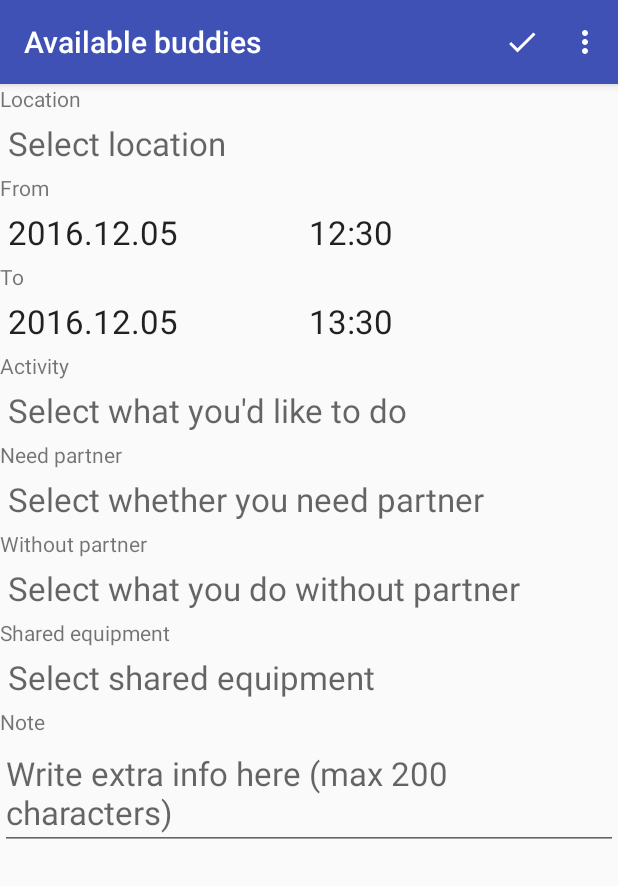
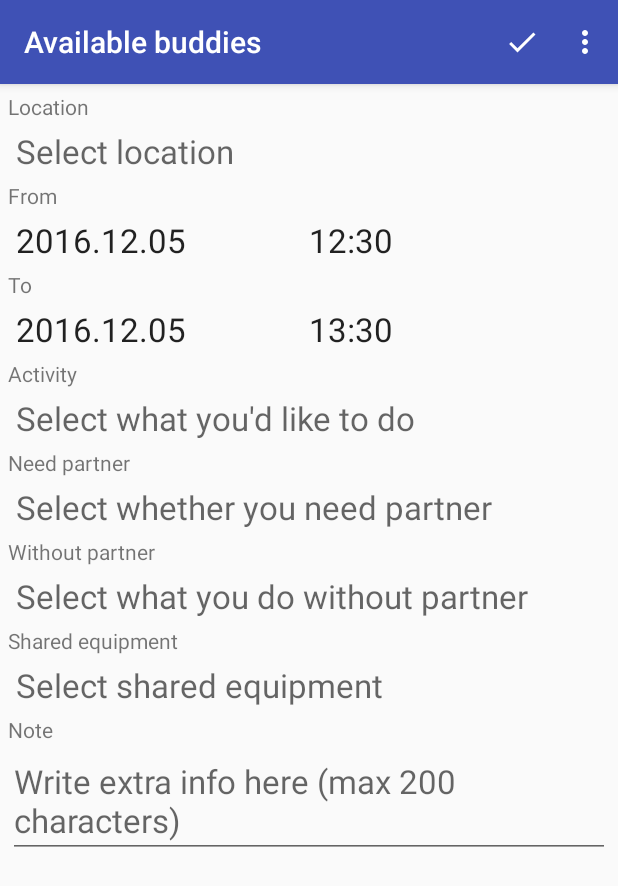
Before and after one commit to feher/Kimuka, an Android app: the fragment AddAvailabilityFragment placed in its activity, on a phone screen of 412 x 824 dp. Shown: the top 886 px of the screen. Run offline under Robolectric (Android 15) with nearby library versions, the phone set to English and light mode, and no system bars; our stand-ins replace Firebase (no records; nobody signed in at launch, a user with empty details on screens opened directly).

Commit message:
Add margin.

```diff
--- a/app/src/main/res/layout/fragment_add_availability.xml
+++ b/app/src/main/res/layout/fragment_add_availability.xml
@@ -8,7 +8,8 @@
     <LinearLayout
         android:orientation="vertical"
         android:layout_width="match_parent"
-        android:layout_height="wrap_content">
+        android:layout_height="wrap_content"
+        android:layout_margin="5dp">
 
         <TextView
             android:id="@+id/location_title"
```
